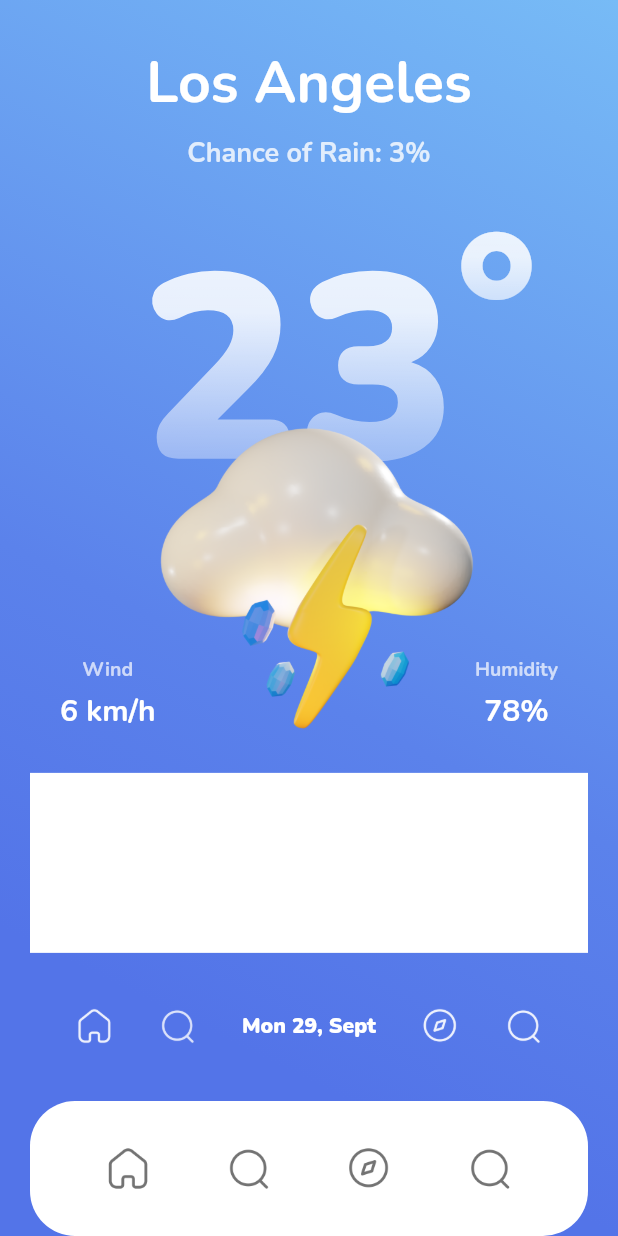
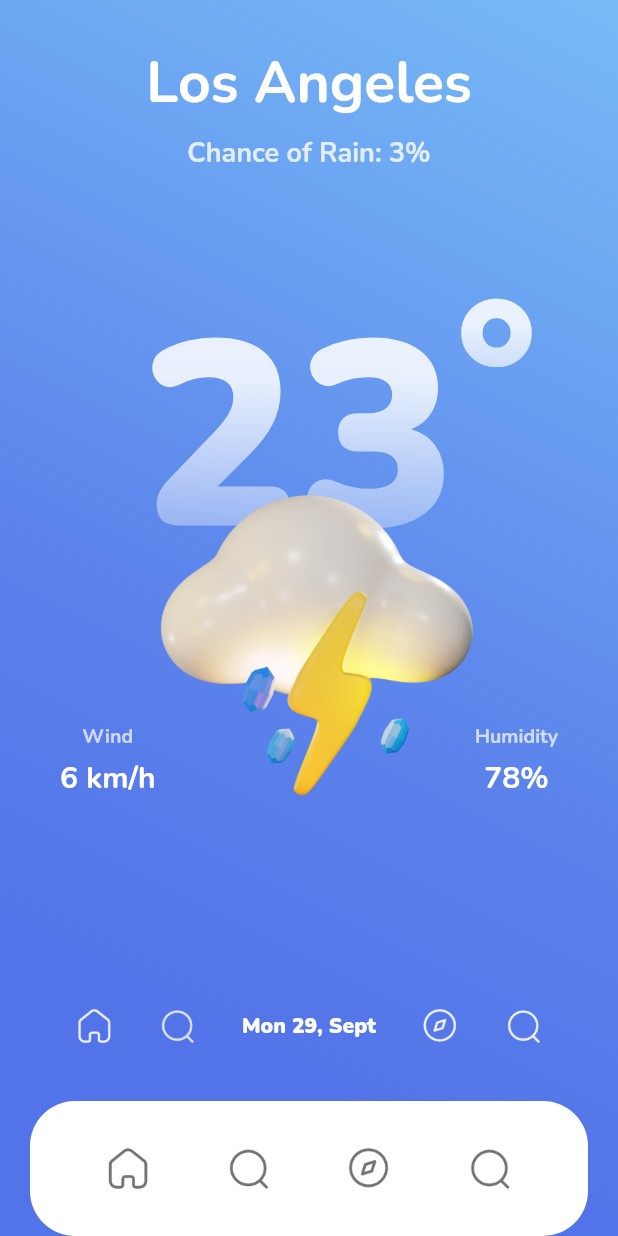
Before and after one commit to SaiManojBotchu/WeatherApp, a Flutter app: the screen it shows after launch, on a phone screen of 412 x 824 dp. Run offline on Flutter 3.47's test engine with Material 2 defaults, Android fonts, the phone set to English and light mode, and no system bars.

Commit message:
explore screen without graph

```diff
--- a/lib/screens/explore/explore_screen.dart
+++ b/lib/screens/explore/explore_screen.dart
@@ -156,12 +156,12 @@ class ExploreScreen extends StatelessWidget {
                 ],
               ),
               SizedBox(height: 120.0),
-              Container(
-                margin: const EdgeInsets.symmetric(horizontal: 20.0),
-                width: double.infinity,
-                height: 120.0,
-                color: Colors.white,
-              ),
+              // Container(
+              //   margin: const EdgeInsets.symmetric(horizontal: 20.0),
+              //   width: double.infinity,
+              //   height: 120.0,
+              //   color: Colors.white,
+              // ),
               Column(
                 children: [
                   Container(
```
